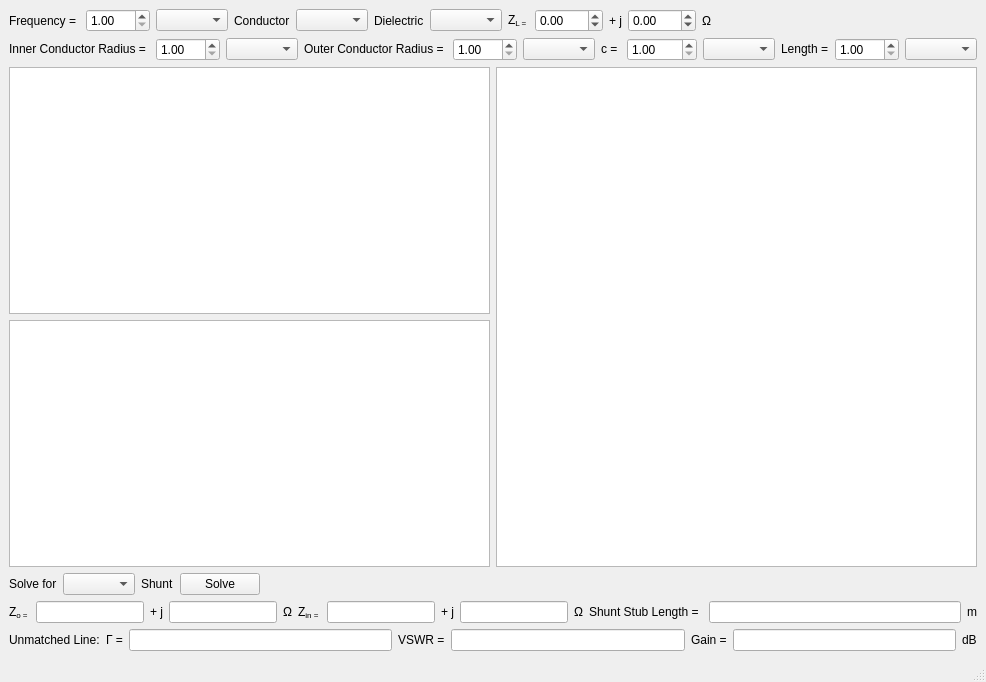
Before: the Qt Designer form main_gui.ui in cativenom/CoaxCableProject, drawn with Qt 5.
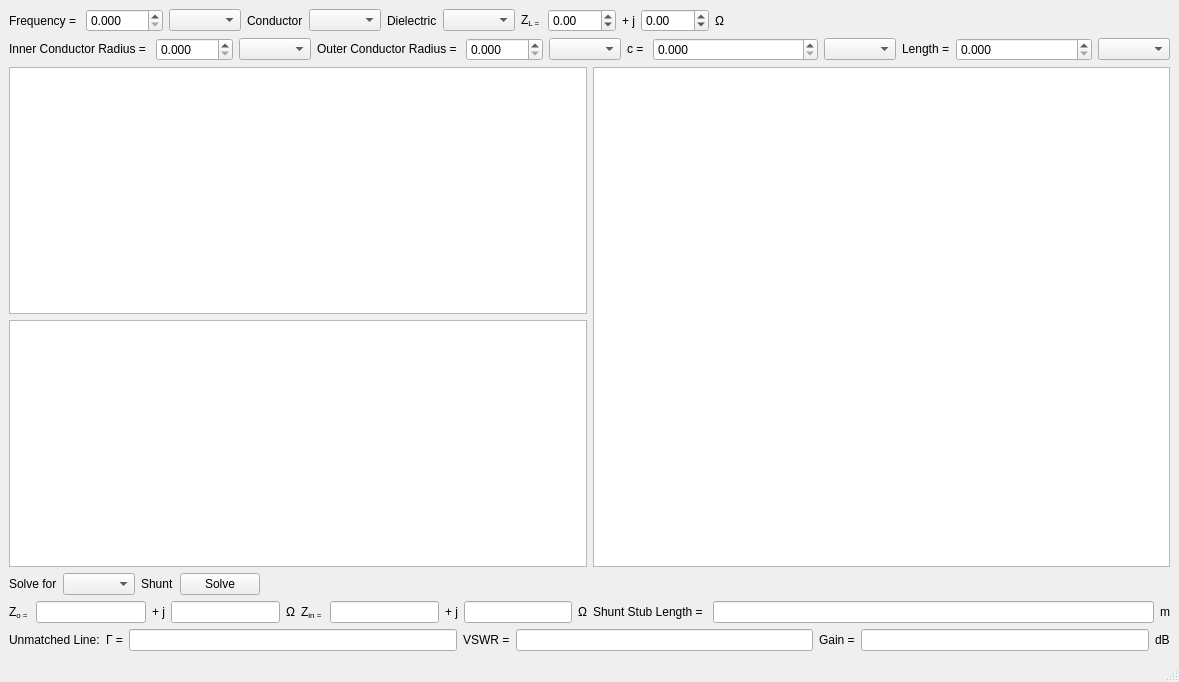
After: the same form once the commit is applied.

Commit message: Fixed input problems; added truncate to some outputs

Patch:
```diff
--- a/main_gui.ui
+++ b/main_gui.ui
@@ -6,7 +6,7 @@
    <rect>
     <x>0</x>
     <y>0</y>
-    <width>986</width>
+    <width>1179</width>
     <height>682</height>
    </rect>
   </property>
@@ -32,11 +32,17 @@
             </item>
             <item>
              <widget class="QDoubleSpinBox" name="freqlineEdit">
+              <property name="decimals">
+               <number>3</number>
+              </property>
               <property name="minimum">
-               <double>1.000000000000000</double>
+               <double>0.000000000000000</double>
               </property>
               <property name="maximum">
-               <double>100.000000000000000</double>
+               <double>1000.000000000000000</double>
+              </property>
+              <property name="singleStep">
+               <double>0.001000000000000</double>
               </property>
              </widget>
             </item>
@@ -177,11 +183,17 @@
             </item>
             <item>
              <widget class="QDoubleSpinBox" name="a_lineedit">
+              <property name="decimals">
+               <number>3</number>
+              </property>
               <property name="minimum">
-               <double>1.000000000000000</double>
+               <double>0.000000000000000</double>
               </property>
               <property name="maximum">
-               <double>100.000000000000000</double>
+               <double>1000.000000000000000</double>
+              </property>
+              <property name="singleStep">
+               <double>0.001000000000000</double>
               </property>
              </widget>
             </item>
@@ -214,11 +226,17 @@
             </item>
             <item>
              <widget class="QDoubleSpinBox" name="b_lineedit">
+              <property name="decimals">
+               <number>3</number>
+              </property>
               <property name="minimum">
-               <double>1.000000000000000</double>
+               <double>0.000000000000000</double>
               </property>
               <property name="maximum">
-               <double>100.000000000000000</double>
+               <double>1000.000000000000000</double>
+              </property>
+              <property name="singleStep">
+               <double>0.001000000000000</double>
               </property>
              </widget>
             </item>
@@ -251,11 +269,17 @@
             </item>
             <item>
              <widget class="QDoubleSpinBox" name="c_lineedit">
+              <property name="decimals">
+               <number>3</number>
+              </property>
               <property name="minimum">
-               <double>1.000000000000000</double>
+               <double>0.000000000000000</double>
               </property>
               <property name="maximum">
-               <double>100.000000000000000</double>
+               <double>1000.000000000000000</double>
+              </property>
+              <property name="singleStep">
+               <double>0.001000000000000</double>
               </property>
              </widget>
             </item>
@@ -288,11 +312,17 @@
             </item>
             <item>
              <widget class="QDoubleSpinBox" name="l_lineedit">
+              <property name="decimals">
+               <number>3</number>
+              </property>
               <property name="minimum">
-               <double>1.000000000000000</double>
+               <double>0.000000000000000</double>
               </property>
               <property name="maximum">
-               <double>100.000000000000000</double>
+               <double>1000.000000000000000</double>
+              </property>
+              <property name="singleStep">
+               <double>0.001000000000000</double>
               </property>
              </widget>
             </item>
```
Left out of the diff: 4 changed lines with no effect on the pictures. The commit also changes 2 other files.
